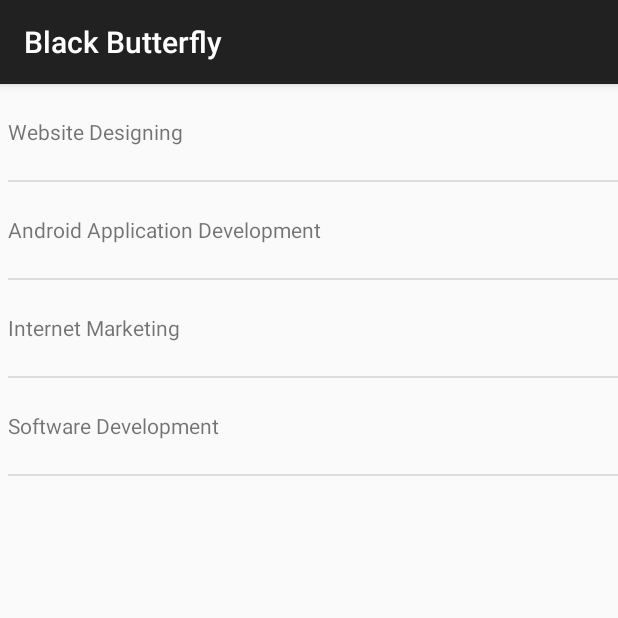
After one commit to abhishek-gupta-nyu/BlackButterfly, an Android app: the fragment ServicesFragment shown on its own in the app's theme, on a phone screen of 412 x 824 dp, the top half of it. The commit adds this screen. Run offline under Robolectric (Android 15) with nearby library versions, the phone set to English and light mode, and no system bars.

Commit message:
Services Fragment
Copied Blog Fragment and updated to make it services fragment

```diff
--- /dev/null
+++ b/app/src/main/java/blackbutterfly/in/blackbutterfly/ServicesFragment.java
@@ -0,0 +1,54 @@
+package blackbutterfly.in.blackbutterfly;
+
+import android.app.Fragment;
+import android.os.Bundle;
+import android.view.LayoutInflater;
+import android.view.View;
+import android.view.ViewGroup;
+import android.widget.ArrayAdapter;
+import android.widget.ListView;
+
+import java.util.ArrayList;
+import java.util.Arrays;
+import java.util.List;
+
+/**
+ * Created by BB3 on 8/5/2015.
+ */
+public class ServicesFragment extends Fragment {
+
+    ArrayAdapter<String> newsAdapter;
+
+    public ServicesFragment() {
+        // Empty constructor required for fragment subclasses
+    }
+
+    @Override
+    public View onCreateView(LayoutInflater inflater, ViewGroup container,
+                             Bundle savedInstanceState) {
+
+        String[] newsArray = {
+                "Website Designing",
+                "Android Application Development",
+                "Internet Marketing",
+                "Software Development",
+        };
+
+        List<String> latestnews = new ArrayList<String>(Arrays.asList(newsArray));
+
+        newsAdapter = new ArrayAdapter<String>(
+                getActivity(),
+                R.layout.list_item_news,
+                R.id.list_item_news_textview,
+                latestnews);
+
+        View rootview = inflater.inflate(R.layout.fragment_services, container, false);
+
+        ListView listView = (ListView) rootview.findViewById(R.id.list_item_news);
+        listView.setAdapter(newsAdapter);
+
+        return rootview;
+
+    }
+
+}
--- /dev/null
+++ b/app/src/main/res/layout/fragment_services.xml
@@ -0,0 +1,17 @@
+<FrameLayout xmlns:android="http://schemas.android.com/apk/res/android"
+    xmlns:tools="http://schemas.android.com/tools" android:layout_width="match_parent"
+    android:layout_height="match_parent"
+    tools:context=".MainActivityFragment">
+
+    <ListView
+        android:layout_width="match_parent"
+        android:layout_height="match_parent"
+        android:layout_centerInParent="true"
+        android:layout_marginLeft="5dp"
+        android:gravity="center"
+        android:orientation="vertical"
+        android:id="@+id/list_item_news">
+
+    </ListView>
+
+</FrameLayout>
--- a/app/src/main/res/values/strings.xml
+++ b/app/src/main/res/values/strings.xml
@@ -6,5 +6,6 @@
     <!-- Navigation -->
     <string-array name="navigation_array">
         <item>Blog</item>
+        <item>Services</item>
     </string-array>
 </resources>
```
